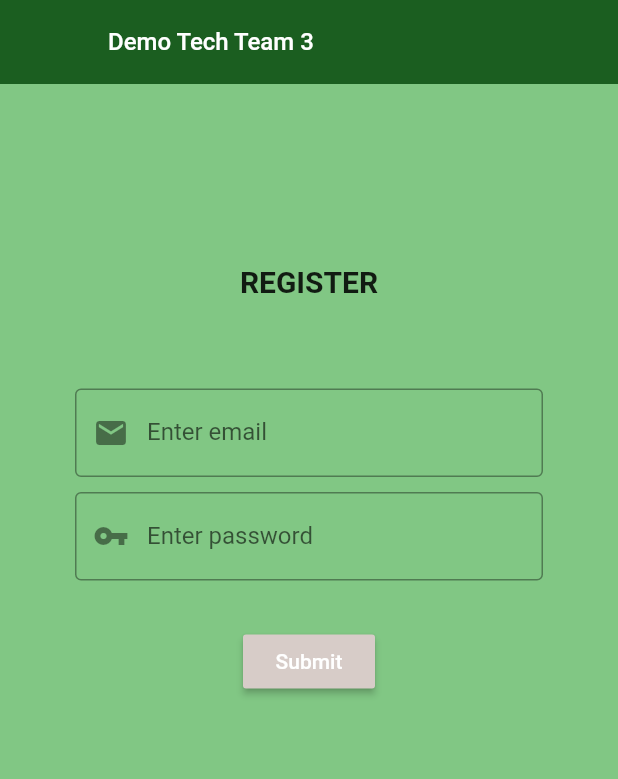
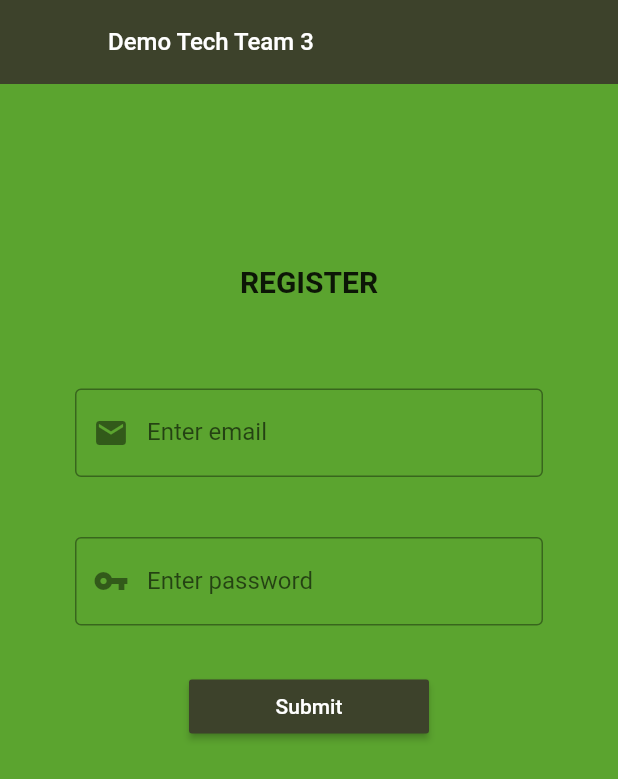
Before and after one commit to farislikic1/projekat1, a Flutter app: the screen it shows after launch, after a tap on "Submit", on a phone screen of 412 x 824 dp. Shown: the top 779 px of the screen. Run offline on Flutter 3.47's test engine with Material 2 defaults, Android fonts, the phone set to English and light mode, and no system bars.

Commit message:
drugi screen, validacija, fale hintovi

```diff
--- a/lib/Screens/Auth/authentification.dart
+++ b/lib/Screens/Auth/authentification.dart
@@ -1,4 +1,5 @@
 import 'package:flutter/material.dart';
+import 'package:prviprojekat/Screens/Home/home.dart';
 
 class Authentification extends StatefulWidget {
   @override
@@ -6,28 +7,27 @@ class Authentification extends StatefulWidget {
 }
 
 class AuthentificationState extends State<Authentification> {
+  TextEditingController userControler = TextEditingController();
+  TextEditingController passwordControler = TextEditingController();
   @override
   Widget build(BuildContext context) {
     return Scaffold(
       resizeToAvoidBottomPadding: false,
-      backgroundColor: Colors.green[300],
+      backgroundColor: hexToColor('#5ba42f'),
       appBar: AppBar(
         leading: SizedBox(width: 5.0),
-        backgroundColor: Colors.green[900],
+        backgroundColor: hexToColor('#3d422b'),
         elevation: 0.0,
-        title: Text( 'Demo Tech Team 3',
-          style: TextStyle(fontSize: 16.0)
-        ),
+        title: Text('Demo Tech Team 3', style: TextStyle(fontSize: 16.0)),
         actions: <Widget>[
           Padding(
             padding: EdgeInsets.symmetric(horizontal: 50.0),
           ),
         ],
       ),
-      body:SingleChildScrollView(
-        child:Container(
+      body: SingleChildScrollView(
+          child: Container(
         padding: EdgeInsets.symmetric(vertical: 20.0, horizontal: 50.0),
-
         child: Form(
           child: Column(
             children: <Widget>[
@@ -42,46 +42,75 @@ class AuthentificationState extends State<Authentification> {
               ),
               SizedBox(height: 60.0),
               TextField(
+                controller: userControler,
                 decoration: InputDecoration(
                     prefixIcon: Icon(Icons.email),
                     labelText: 'Enter email',
                     border: OutlineInputBorder(
-                      borderSide: BorderSide(
-                        color: Colors.grey,
-                        width: 2.0
-                        )
-                    )
+                        borderSide:
+                            BorderSide(color: Colors.grey, width: 2.0))),
               ),
-                ),
-                SizedBox(height: 10.0),
+              SizedBox(height: 40.0),
               TextField(
+                controller: passwordControler,
                 decoration: InputDecoration(
                     prefixIcon: Icon(Icons.vpn_key),
                     labelText: 'Enter password',
                     border: OutlineInputBorder(
-                      borderSide: BorderSide(
-                        color: Colors.grey,
-                        width: 2.0
-                      )
-                    )
-                  ),
+                        borderSide:
+                            BorderSide(color: Colors.grey, width: 2.0))),
                 obscureText: true,
               ),
               SizedBox(height: 30.0),
-                RaisedButton(
-                  color: Colors.brown[100],
+              SizedBox(
+                width: 160.0,
+                child: RaisedButton(
+                  color: hexToColor('#3d422b'),
                   child: Text(
                     'Submit',
                     style: TextStyle(color: Colors.white),
                   ),
-                  onPressed: () async{},
+                  onPressed: () {
+                    if (validateUser(userControler.text) &&
+                        validatePass(passwordControler.text)) {
+                      secondscreenfunkcija(context);
+                    }
+                  },
+                ),
               ),
               SizedBox(height: 10.0)
             ],
           ),
         ),
-      )
-      ),
+      )),
     );
   }
+
+  void secondscreenfunkcija(BuildContext context) {
+    String username = userControler.text;
+    String password = passwordControler.text;
+    Navigator.push(
+        context,
+        MaterialPageRoute(
+          builder: (context) => Home(user: username, pass: password),
+        ));
   }
+}
+
+bool validateUser(String username) {
+  if (username == '') {
+    return false;
+  }
+  return true;
+}
+
+bool validatePass(String pass) {
+  if (pass.length < 8) {
+    return false;
+  }
+  return true;
+}
+
+Color hexToColor(String code) {
+  return new Color(int.parse(code.substring(1, 7), radix: 16) + 0xFF000000);
+}
```
Also changed, not shown: lib/Screens/Home/home.dart (+45 -3 lines). Lines whose indentation alone changed are shown as unchanged.
